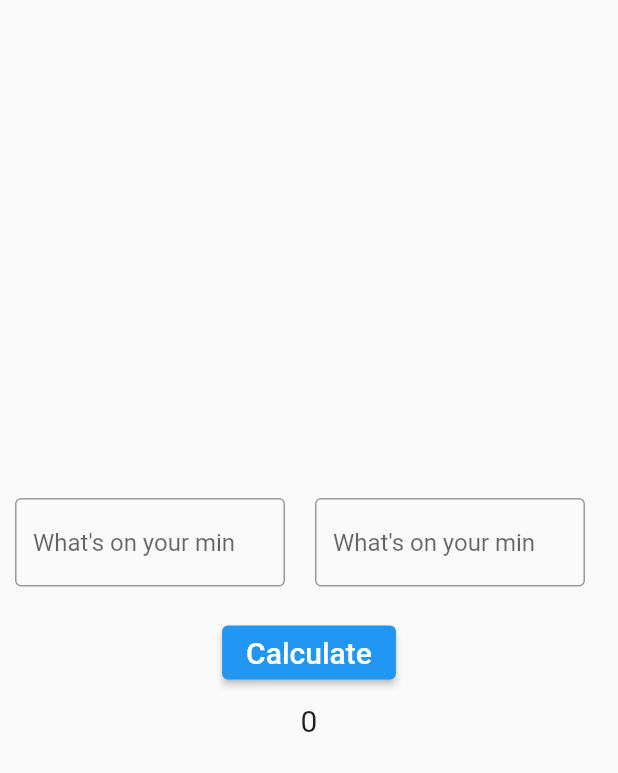
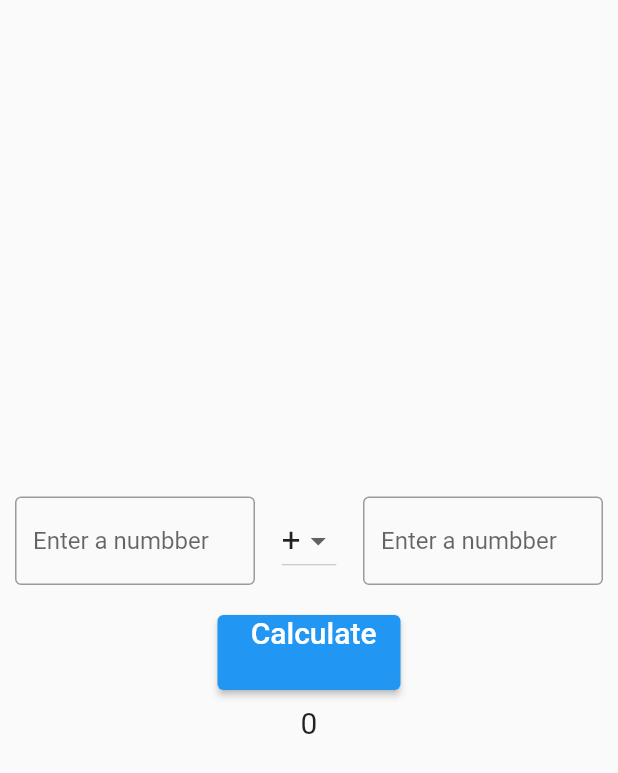
Before and after one commit to kavi-kv/Simple_Calculator_app, a Flutter app: the screen it shows after launch, after a tap on "Calculate", on a phone screen of 412 x 824 dp. Shown: the top 773 px of the screen. Run offline on Flutter 3.47's test engine with Material 2 defaults, Android fonts, the phone set to English and light mode, and no system bars; missing offline and left inert: dart:ffi.

```diff
--- a/lib/main.dart
+++ b/lib/main.dart
@@ -33,24 +33,42 @@ class _HomeState extends State<Home> {
             Padding(
               padding: const EdgeInsets.only(right: 10, left: 10),
               child: SizedBox(
-                width: 180,
+                width: 160,
                 child: TextField(
                   controller: _leftTextController,
                   decoration: InputDecoration(
-                    hintText: 'What\'s on your min',
+                    hintText: 'Enter a numbber',
                     border: OutlineInputBorder(),
                   ),
                 ),
               ),
             ),
+            Spacer(),
+            DropdownButton<String>(
+              onChanged: (String? newValue){
+                setState(() {
+                  selectedItems = newValue!;
+                });
+              },
+                value: selectedItems,
+                items: symbols.map<DropdownMenuItem<String>>(
+                  (String value) {
+                    return DropdownMenuItem<String>(
+                      value: value,
+                      child: Text(value,style: TextStyle(fontSize: 22.0),),
+                    );
+                  },
+                ).toList(),
+              ),
+              Spacer(),
             Padding(
               padding: const EdgeInsets.only(right: 10, left: 10),
               child: SizedBox(
-                width: 180,
+                width: 160,
                 child: TextField(
                   controller: _rightTextController,
                   decoration: InputDecoration(
-                    hintText: 'What\'s on your min',
+                    hintText: 'Enter a numbber',
                     border: OutlineInputBorder(),
                   ),
                 ),
@@ -64,14 +82,18 @@ class _HomeState extends State<Home> {
         ElevatedButton(
             onPressed: () {
               setState(() {
-                int num1 = int.parse(_rightTextController.text);
-                int num2 = int.parse(_leftTextController.text);
-                total = num1+num2;
+                int num1 = int.parse(_leftTextController.text);
+                int num2 = int.parse(_rightTextController.text);
+                //total = num1 + num2;
+                total = Calculate(num1,num2,selectedItems!);
               });
             },
-            child: Text(
-              'Calculate',
-              style: TextStyle(fontSize: 20),
+            child: SizedBox(height: 50,width: 90,
+              child: Text(
+                'Calculate',
+                textAlign: TextAlign.end,
+                style: TextStyle(fontSize: 20),
+              ),
             )),
         SizedBox(
           height: 10,
@@ -84,3 +106,26 @@ class _HomeState extends State<Home> {
     );
   }
 }
+
+int Calculate(int num1,int num2,String symbol)
+{
+  int result = 0;
+  if(symbol == '+')
+  {
+    return result = num1 + num2;
+  }
+  else if(symbol == '-')
+  {
+    return result = num1 - num2;
+  }
+  else if(symbol == '*')
+  {
+    return result = num1 * num2;
+  }
+  else if(symbol == '/')
+  {
+    return result = num1 ~/ num2;
+  }
+
+  return 0;
+}
```
